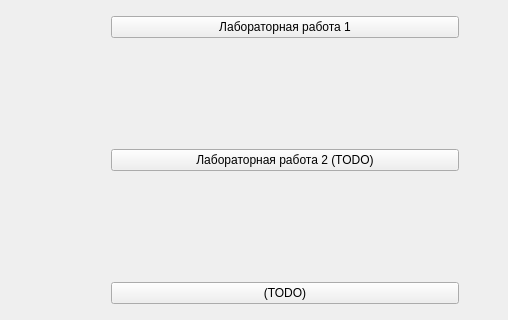
Jengle88/labs_etu, file labsCompGraphics/compGraphics/ui/splashWindow/splashwindow.ui: the form before one commit; both pictures show x 292 to 800 and y 98 to 418 of the 800 by 600 pixel window.
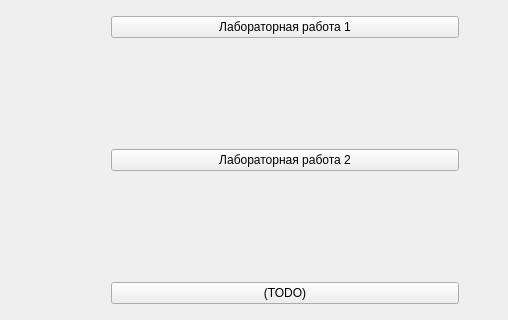
The form after the commit.

The edit to the form file:
```diff
--- a/labsCompGraphics/compGraphics/ui/splashWindow/splashwindow.ui
+++ b/labsCompGraphics/compGraphics/ui/splashWindow/splashwindow.ui
@@ -95,7 +95,7 @@
         <item>
          <widget class="QPushButton" name="buttonLab2">
           <property name="text">
-           <string>Лабораторная работа 2 (TODO)</string>
+           <string>Лабораторная работа 2</string>
           </property>
          </widget>
         </item>
```
